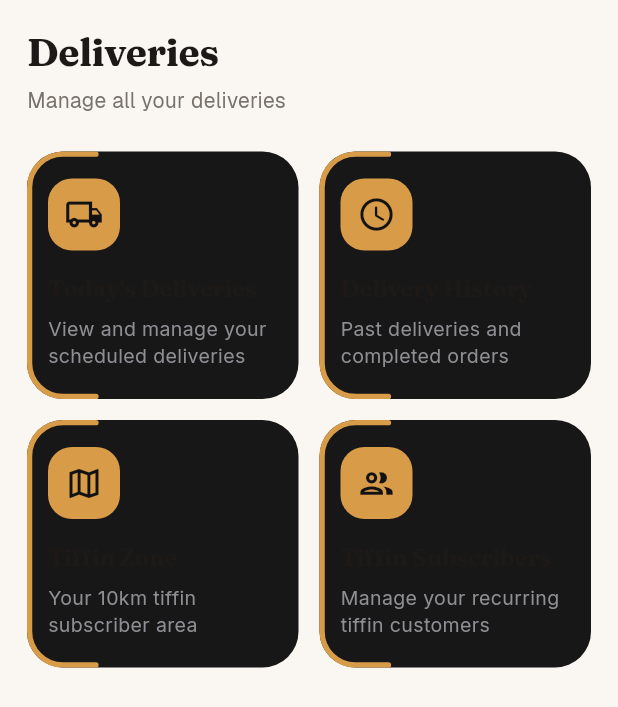
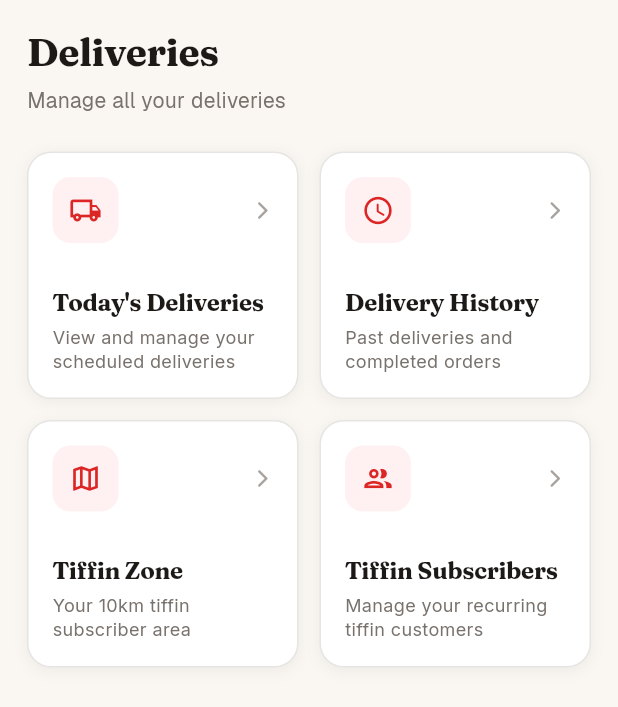
Before and after one commit to prabhasadvmen-maker/eatoggy-partner-app-, a Flutter app: the DeliveriesView screen opened directly, on a phone screen of 412 x 824 dp. Shown: the top 707 px of the screen. Run offline on Flutter 3.47's test engine with Material 3 defaults, Android fonts, the phone set to English and light mode, and no system bars; our stand-ins replace equatable, flutter_bloc, go_router, google_fonts, image_picker, sizer; project files that could hold a hidden picture were left out.

Commit message:
feat(deliveries): add delivery menu items card and order payload widgets

```diff
--- a/lib/features/deliveries/presentation/widgets/delivery_menu_card.dart
+++ b/lib/features/deliveries/presentation/widgets/delivery_menu_card.dart
@@ -1,75 +1,8 @@
-import 'dart:math' as math;
 import 'package:flutter/material.dart';
 import 'package:google_fonts/google_fonts.dart';
 import '../../../../core/theme/app_colors.dart';
+import '../../../../core/theme/app_spacing.dart';
 import '../../data/models/delivery_category_model.dart';
-
-class GoldenBracketBorderPainter extends CustomPainter {
-  final Color color;
-  final double strokeWidth;
-  final double cornerRadius;
-  final double extension;
-
-  const GoldenBracketBorderPainter({
-    required this.color,
-    this.strokeWidth = 3.5,
-    this.cornerRadius = 24.0,
-    this.extension = 22.0,
-  });
-
-  @override
-  void paint(Canvas canvas, Size size) {
-    final paint = Paint()
-      ..color = color
-      ..style = PaintingStyle.stroke
-      ..strokeWidth = strokeWidth
-      ..strokeCap = StrokeCap.round
-      ..strokeJoin = StrokeJoin.round;
-
-    final halfStroke = strokeWidth / 2;
-    final r = cornerRadius;
-    final strokeRadius = r - halfStroke;
-
-    final path = Path();
-
-    // 1. Start on the top edge curve
-    path.moveTo(r + extension, halfStroke);
-
-    // 2. Line to start of top-left corner arc
-    path.lineTo(r, halfStroke);
-
-    // 3. Exact circular 90-degree arc around top-left corner (12 o'clock to 9 o'clock)
-    path.arcTo(
-      Rect.fromCircle(center: Offset(r, r), radius: strokeRadius),
-      -math.pi / 2,
-      -math.pi / 2,
-      false,
-    );
-
-    // 4. Straight line down the left edge
-    path.lineTo(halfStroke, size.height - r);
-
-    // 5. Exact circular 90-degree arc around bottom-left corner (9 o'clock to 6 o'clock)
-    path.arcTo(
-      Rect.fromCircle(center: Offset(r, size.height - r), radius: strokeRadius),
-      math.pi,
-      -math.pi / 2,
-      false,
-    );
-
-    // 6. Line along bottom edge
-    path.lineTo(r + extension, size.height - halfStroke);
-
-    canvas.drawPath(path, paint);
-  }
-
-  @override
-  bool shouldRepaint(covariant GoldenBracketBorderPainter oldDelegate) =>
-      oldDelegate.color != color ||
-      oldDelegate.strokeWidth != strokeWidth ||
-      oldDelegate.cornerRadius != cornerRadius ||
-      oldDelegate.extension != extension;
-}
 
 class DeliveryMenuCard extends StatelessWidget {
   final DeliveryCategoryModel item;
@@ -81,85 +14,84 @@ class DeliveryMenuCard extends StatelessWidget {
     this.onTap,
   });
 
-  static const Color _honeyGold = Color(0xFFD89B48);
-
   @override
   Widget build(BuildContext context) {
-    return GestureDetector(
+    return InkWell(
       onTap: onTap,
-      child: CustomPaint(
-        foregroundPainter: const GoldenBracketBorderPainter(
-          color: _honeyGold,
-          strokeWidth: 3.5,
-          cornerRadius: 24.0,
-          extension: 22.0,
-        ),
+      borderRadius: AppRadius.borderLg,
       child: Container(
         width: double.infinity,
         height: double.infinity,
-          padding: const EdgeInsets.fromLTRB(14, 18, 12, 16),
+        padding: const EdgeInsets.all(16),
         decoration: BoxDecoration(
-            color: const Color(0xFF171718),
-            borderRadius: BorderRadius.circular(24),
+          color: AppColors.card,
+          borderRadius: AppRadius.borderLg,
+          border: Border.all(color: AppColors.border, width: 1.0),
+          boxShadow: AppShadows.card,
         ),
         child: Column(
           crossAxisAlignment: CrossAxisAlignment.start,
-            mainAxisAlignment: MainAxisAlignment.start,
+          mainAxisAlignment: MainAxisAlignment.spaceBetween,
           children: [
-              // Gold Rounded Icon Container
+            // Top Row: Crimson Icon Container & Chevron
+            Row(
+              mainAxisAlignment: MainAxisAlignment.spaceBetween,
+              children: [
                 Container(
-                width: 48,
-                height: 48,
+                  width: 44,
+                  height: 44,
                   decoration: BoxDecoration(
-                  color: _honeyGold,
-                  borderRadius: BorderRadius.circular(16),
+                    color: AppColors.primaryLight,
+                    borderRadius: AppRadius.borderMd,
                   ),
                   alignment: Alignment.center,
                   child: Icon(
                     item.icon,
-                  color: const Color(0xFF121212),
-                  size: 26,
+                    color: AppColors.primary,
+                    size: 22,
                   ),
                 ),
-              const SizedBox(height: 16),
+                const Icon(
+                  Icons.arrow_forward_ios_rounded,
+                  color: AppColors.textMuted,
+                  size: 14,
+                ),
+              ],
+            ),
 
-              // Title (Serif Fraunces in Warm Ivory/Cream) - Complete on 1 line without '...'
-              SizedBox(
-                width: double.infinity,
-                child: FittedBox(
-                  fit: BoxFit.scaleDown,
-                  alignment: Alignment.centerLeft,
-                  child: Text(
+            Column(
+              crossAxisAlignment: CrossAxisAlignment.start,
+              mainAxisSize: MainAxisSize.min,
+              children: [
+                // Title (Fraunces / Bold Stone Charcoal)
+                Text(
                   item.title,
                   maxLines: 1,
+                  overflow: TextOverflow.ellipsis,
                   style: GoogleFonts.fraunces(
-                      color: AppColors.creamText,
+                    color: AppColors.textPrimary,
                     fontSize: 16,
                     fontWeight: FontWeight.w700,
-                      letterSpacing: -0.3,
-                      height: 1.2,
+                    letterSpacing: -0.2,
                   ),
                 ),
-                ),
-              ),
-              const SizedBox(height: 8),
+                const SizedBox(height: 4),
 
-              // Subtitle (Sans-serif in Muted Grey)
-              Flexible(
-                child: Text(
+                // Subtitle (Stone Gray)
+                Text(
                   item.subtitle,
                   maxLines: 2,
                   overflow: TextOverflow.ellipsis,
                   style: GoogleFonts.inter(
-                    color: const Color(0xFF8E8E93),
-                    fontSize: 13,
+                    color: AppColors.textSecondary,
+                    fontSize: 12,
                     fontWeight: FontWeight.w400,
-                    height: 1.35,
-                  ),
+                    height: 1.3,
                   ),
                 ),
               ],
             ),
+          ],
         ),
       ),
     );
```
Also changed, not shown: lib/features/deliveries/presentation/widgets/order_payload_card.dart (+20 -32 lines). Lines whose indentation alone changed are shown as unchanged.
